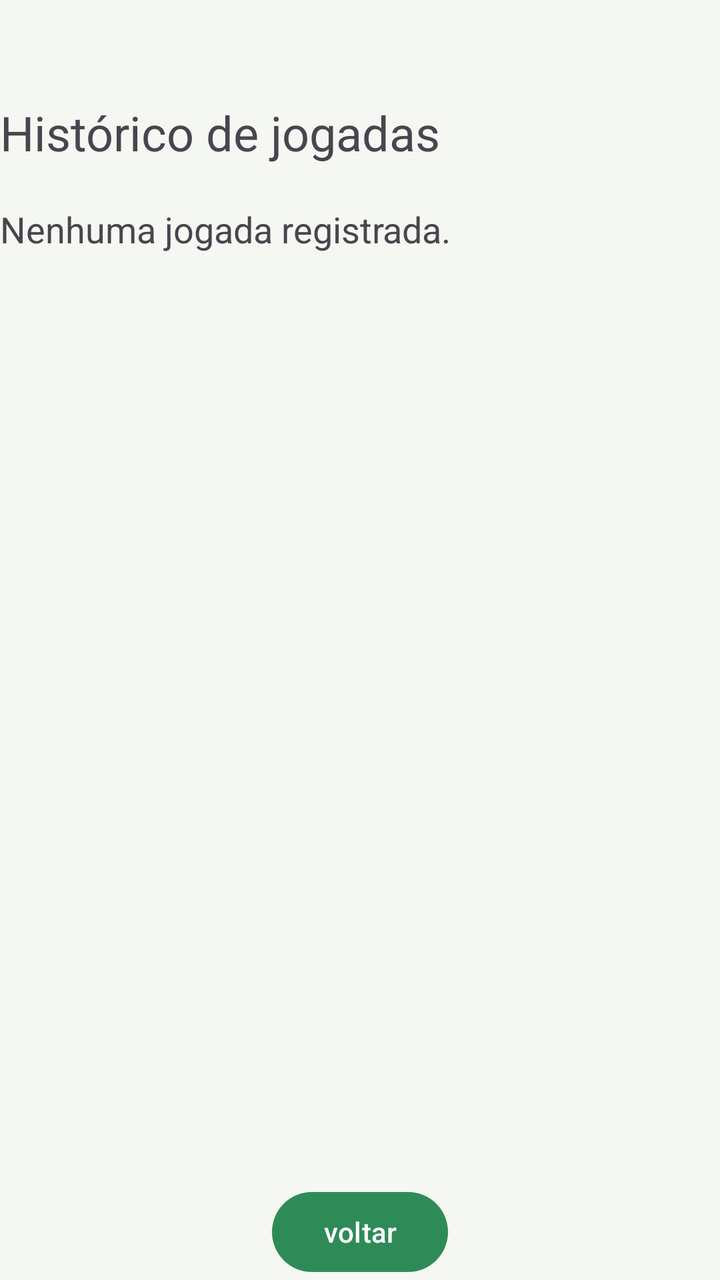
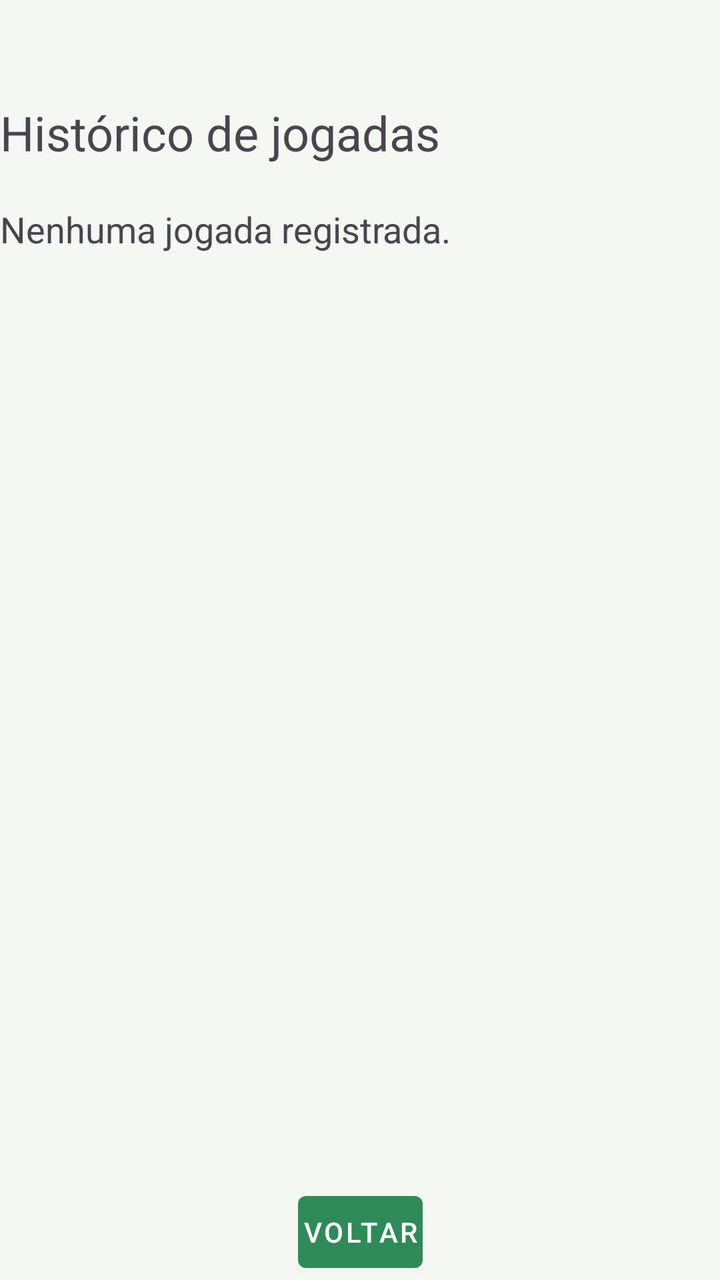

Screens rendered from an Android XML layout before and after an edit, with the pre-edit source and the edit as a unified diff.
<!-- AndroidManifest.xml: application theme Theme.Truco -->
<!-- res/layout/activity_historico.xml -->
<?xml version="1.0" encoding="utf-8"?>
<androidx.constraintlayout.widget.ConstraintLayout xmlns:android="http://schemas.android.com/apk/res/android"
    xmlns:app="http://schemas.android.com/apk/res-auto"
    xmlns:tools="http://schemas.android.com/tools"
    android:id="@+id/main"
    android:layout_width="match_parent"
    android:layout_height="match_parent"
    tools:context=".HistoricoActivity">

    <TextView
        android:id="@+id/tituloHistorico"
        android:layout_width="wrap_content"
        android:layout_height="wrap_content"
        android:layout_marginTop="50dp"
        android:text="Histórico de jogadas"
        android:textSize="24sp"
        android:textStyle="normal"
        app:layout_constraintStart_toStartOf="parent"
        app:layout_constraintTop_toTopOf="parent" />

    <TextView
        android:id="@+id/listaHistorico"
        android:layout_width="0dp"
        android:layout_height="0dp"
        android:paddingTop="20dp"
        android:text="Nenhuma jogada registrada."
        android:textSize="18sp"
        app:layout_constraintBottom_toTopOf="@id/voltar"
        app:layout_constraintEnd_toEndOf="parent"
        app:layout_constraintStart_toStartOf="parent"
        app:layout_constraintTop_toBottomOf="@id/tituloHistorico" />


    <Button
        android:id="@+id/voltar"
        android:layout_width="wrap_content"
        android:layout_height="wrap_content"
        android:text="voltar"
        app:layout_constraintBottom_toBottomOf="parent"
        app:layout_constraintStart_toStartOf="parent"
        app:layout_constraintEnd_toEndOf="parent"/>
</androidx.constraintlayout.widget.ConstraintLayout>
<!-- resources referenced by this layout -->
<resources>
  <style name="Theme.Truco" parent="Base.Theme.Truco" />
  <style name="Base.Theme.Truco" parent="Theme.Material3.DayNight.NoActionBar">
  
          
          <item name="colorPrimary">@color/green_500</item>
          <item name="colorPrimaryVariant">@color/green_700</item>
          <item name="colorOnPrimary">@color/white</item>
  
          
          <item name="colorSecondary">@color/gold_500</item>
          <item name="colorSecondaryVariant">@color/gold_700</item>
          <item name="colorOnSecondary">@color/black</item>
  
          
          <item name="android:colorBackground">@color/background</item>
          <item name="colorSurface">@color/surface</item>
          <item name="colorOnSurface">@color/text_primary</item>
  
          
          <item name="android:statusBarColor" tools:targetApi="l">?attr/colorPrimaryVariant</item>
  
      </style>
  <color name="green_500">#FF2E8B57</color>
  <color name="green_700">#FF1B5E20</color>
  <color name="white">#FFFFFFFF</color>
  <color name="gold_500">#FFFFC107</color>
  <color name="gold_700">#FFFF8F00</color>
  <color name="black">#FF000000</color>
  <color name="background">#FFF5F7F2</color>
  <color name="surface">#FFFFFFFF</color>
  <color name="text_primary">#FF17251E</color>
</resources>

<!-- the commit's change to res/layout/activity_historico.xml (unified diff, before → after) -->
@@ -33,10 +33,11 @@
 
     <Button
         android:id="@+id/voltar"
+        style="@style/BotaoPontuacao"
         android:layout_width="wrap_content"
         android:layout_height="wrap_content"
-        android:text="voltar"
+        android:text="Voltar"
         app:layout_constraintBottom_toBottomOf="parent"
-        app:layout_constraintStart_toStartOf="parent"
-        app:layout_constraintEnd_toEndOf="parent"/>
+        app:layout_constraintEnd_toEndOf="parent"
+        app:layout_constraintStart_toStartOf="parent" />
 </androidx.constraintlayout.widget.ConstraintLayout>
<!-- resource entries referenced after the edit -->
@@ -1,5 +1,16 @@
 <!-- resources referenced by this layout -->
 <resources>
+  <style name="BotaoPontuacao" parent="Widget.MaterialComponents.Button">
+          <item name="android:layout_width">0dp</item>
+          <item name="android:layout_height">47dp</item>
+          <item name="android:minWidth">0dp</item>
+          <item name="android:paddingLeft">2dp</item>
+          <item name="android:paddingRight">2dp</item>
+          <item name="android:insetLeft">0dp</item>
+          <item name="android:insetRight">0dp</item>
+          <item name="android:maxLines">1</item>
+          <item name="android:singleLine">true</item>
+      </style>
   <style name="Theme.Truco" parent="Base.Theme.Truco" />
   <style name="Base.Theme.Truco" parent="Theme.Material3.DayNight.NoActionBar">
   
